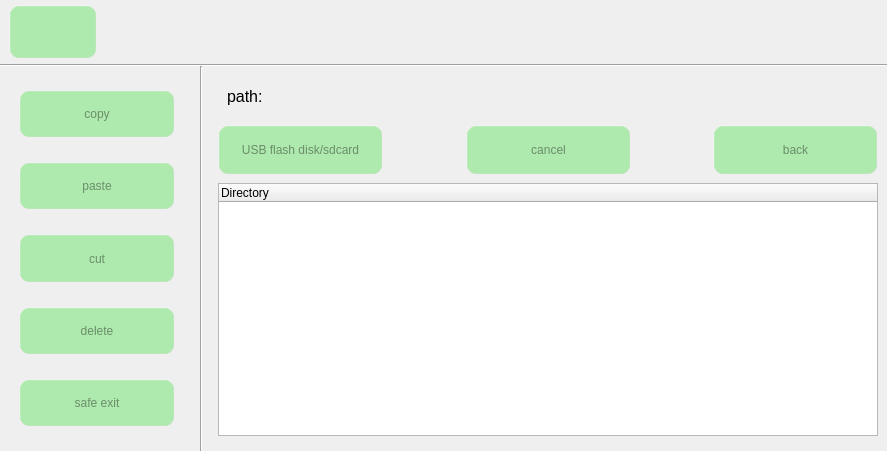
jizizihe/baijie_demo, file udev.ui: the form before one commit.
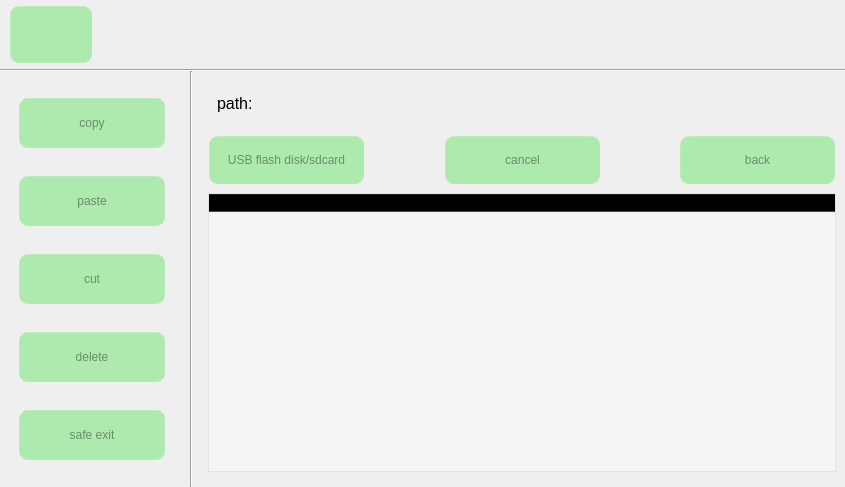
The form after the commit. Icons and pictures are not drawn.

What changed in the file:
```diff
--- a/udev.ui
+++ b/udev.ui
@@ -6,8 +6,8 @@
    <rect>
     <x>0</x>
     <y>0</y>
-    <width>887</width>
-    <height>451</height>
+    <width>845</width>
+    <height>487</height>
    </rect>
   </property>
   <property name="sizePolicy">
@@ -30,6 +30,7 @@
 {
 border-image: url(:/button_image/all/background.jpg);
 }
+QScrollBar{ width:36px;}
 /****************按钮部件*******************/
 QPushButton{
      background-color: rgba(100, 225, 100, 120);/*背景色*/
@@ -858,6 +859,69 @@
          </item>
          <item>
           <widget class="QTreeWidget" name="treeWidget">
+           <property name="sizePolicy">
+            <sizepolicy hsizetype="Minimum" vsizetype="Minimum">
+             <horstretch>0</horstretch>
+             <verstretch>0</verstretch>
+            </sizepolicy>
+           </property>
+           <property name="styleSheet">
+            <string notr="true">  background-color:rgba(255, 255, 255, 100);</string>
+           </property>
+           <property name="frameShape">
+            <enum>QFrame::StyledPanel</enum>
+           </property>
+           <property name="frameShadow">
+            <enum>QFrame::Raised</enum>
+           </property>
+           <property name="lineWidth">
+            <number>1</number>
+           </property>
+           <property name="verticalScrollBarPolicy">
+            <enum>Qt::ScrollBarAsNeeded</enum>
+           </property>
+           <property name="horizontalScrollBarPolicy">
+            <enum>Qt::ScrollBarAsNeeded</enum>
+           </property>
+           <property name="sizeAdjustPolicy">
+            <enum>QAbstractScrollArea::AdjustIgnored</enum>
+           </property>
+           <property name="autoScroll">
+            <bool>true</bool>
+           </property>
+           <property name="autoScrollMargin">
+            <number>16</number>
+           </property>
+           <property name="tabKeyNavigation">
+            <bool>false</bool>
+           </property>
+           <property name="textElideMode">
+            <enum>Qt::ElideRight</enum>
+           </property>
+           <property name="indentation">
+            <number>20</number>
+           </property>
+           <property name="rootIsDecorated">
+            <bool>true</bool>
+           </property>
+           <property name="wordWrap">
+            <bool>false</bool>
+           </property>
+           <property name="headerHidden">
+            <bool>false</bool>
+           </property>
+           <property name="columnCount">
+            <number>1</number>
+           </property>
+           <attribute name="headerVisible">
+            <bool>true</bool>
+           </attribute>
+           <attribute name="headerDefaultSectionSize">
+            <number>100</number>
+           </attribute>
+           <attribute name="headerMinimumSectionSize">
+            <number>57</number>
+           </attribute>
            <column>
             <property name="text">
              <string>Directory</string>
```
Left out of the diff: 2 changed lines with no effect on the pictures.
